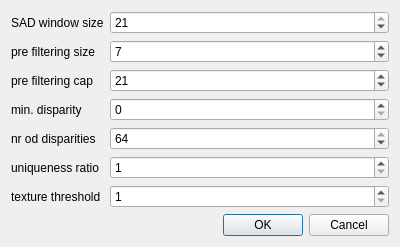
Old version of the form bmdialog.ui in the repository richardboo/modelling-hand-trajectory-3d.
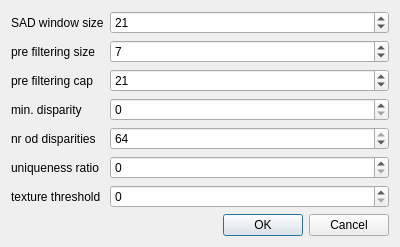
New version of the form.

```diff
--- a/bmdialog.ui
+++ b/bmdialog.ui
@@ -85,7 +85,7 @@
       <number>1</number>
      </property>
      <property name="maximum">
-      <number>21</number>
+      <number>31</number>
      </property>
      <property name="singleStep">
       <number>2</number>
@@ -137,7 +137,7 @@
    <item row="5" column="1">
     <widget class="QSpinBox" name="uniqueBox">
      <property name="minimum">
-      <number>1</number>
+      <number>0</number>
      </property>
      <property name="maximum">
       <number>21</number>
@@ -150,7 +150,7 @@
    <item row="6" column="1">
     <widget class="QSpinBox" name="textureBox">
      <property name="minimum">
-      <number>1</number>
+      <number>0</number>
      </property>
      <property name="maximum">
       <number>20</number>
```
Left out of the diff: 2 changed lines with no effect on the pictures.
